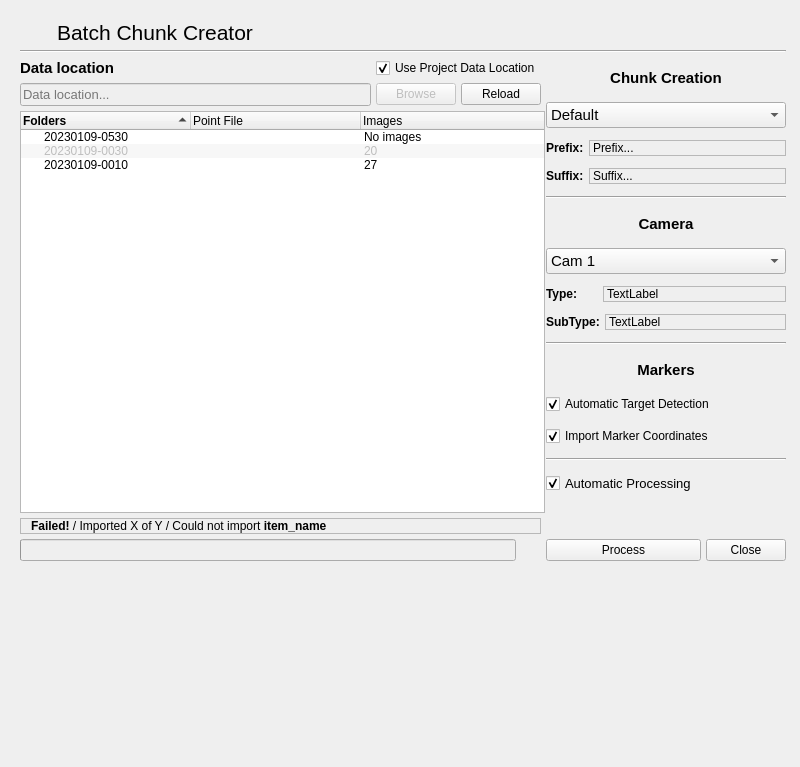
This is AutoFTG/qtGui/diaAddNewChunkBatch.ui in bilkos/AutoFTG-Scripts_Metashape-Pro as Qt 5 draws it before an edit. The edited form follows.
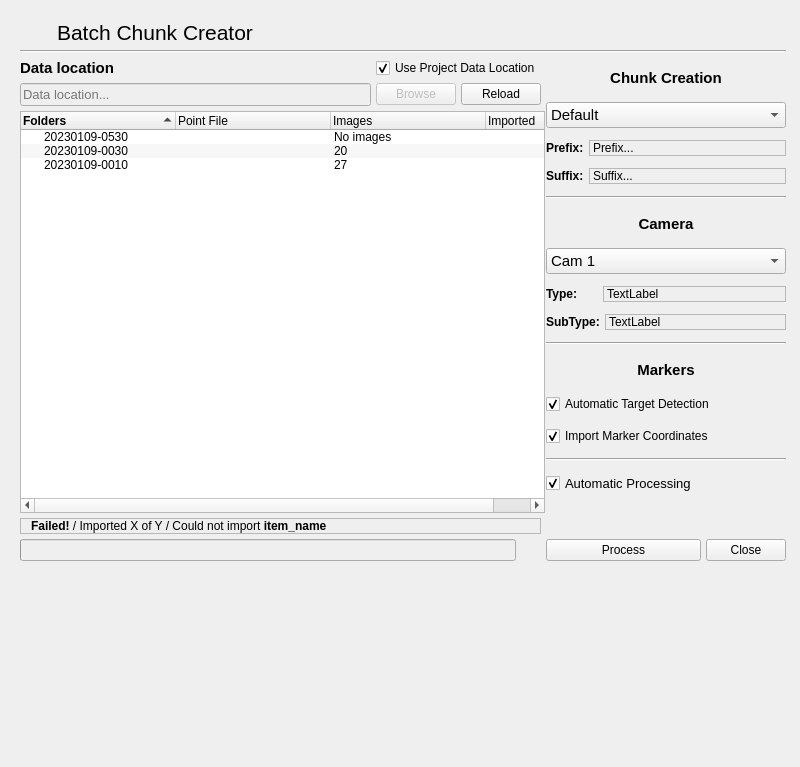
This is the edited form. Icons and pictures are not drawn.

The edit to the form file:
```diff
--- a/AutoFTG/qtGui/diaAddNewChunkBatch.ui
+++ b/AutoFTG/qtGui/diaAddNewChunkBatch.ui
@@ -712,7 +712,7 @@
          <bool>true</bool>
         </attribute>
         <attribute name="headerDefaultSectionSize">
-         <number>170</number>
+         <number>155</number>
         </attribute>
         <column>
          <property name="text">
@@ -733,11 +733,25 @@
          <property name="text">
           <string notr="true">Point File</string>
          </property>
+         <property name="textAlignment">
+          <set>AlignLeading|AlignVCenter</set>
+         </property>
         </column>
         <column>
          <property name="text">
           <string notr="true">Images</string>
          </property>
+         <property name="textAlignment">
+          <set>AlignLeading|AlignVCenter</set>
+         </property>
+        </column>
+        <column>
+         <property name="text">
+          <string>Imported</string>
+         </property>
+         <property name="textAlignment">
+          <set>AlignLeading|AlignVCenter</set>
+         </property>
         </column>
         <item>
          <property name="text">
@@ -750,6 +764,9 @@
          <property name="text">
           <string/>
          </property>
+         <property name="textAlignment">
+          <set>AlignCenter</set>
+         </property>
          <property name="icon">
           <iconset resource="../qtresources.qrc">
            <normaloff>:/icons/icons8-done-50.png</normaloff>:/icons/icons8-done-50.png</iconset>
@@ -757,10 +774,19 @@
          <property name="text">
           <string notr="true">No images</string>
          </property>
+         <property name="textAlignment">
+          <set>AlignCenter</set>
+         </property>
          <property name="icon">
           <iconset resource="../qtresources.qrc">
            <normaloff>:/icons/icons8-no-camera-96.png</normaloff>:/icons/icons8-no-camera-96.png</iconset>
          </property>
+         <property name="text">
+          <string/>
+         </property>
+         <property name="textAlignment">
+          <set>AlignTrailing|AlignVCenter</set>
+         </property>
          <property name="flags">
           <set>ItemIsSelectable|ItemIsEnabled</set>
          </property>
@@ -792,8 +818,11 @@
           <iconset resource="../qtresources.qrc">
            <normaloff>:/icons/icons8-add-camera-50.png</normaloff>:/icons/icons8-add-camera-50.png</iconset>
          </property>
+         <property name="text">
+          <string/>
+         </property>
          <property name="flags">
-          <set>NoItemFlags</set>
+          <set>ItemIsEnabled</set>
          </property>
         </item>
         <item>
@@ -824,6 +853,13 @@
           <iconset resource="../qtresources.qrc">
            <normaloff>:/icons/icons8-add-camera-50.png</normaloff>:/icons/icons8-add-camera-50.png</iconset>
          </property>
+         <property name="text">
+          <string/>
+         </property>
+         <property name="icon">
+          <iconset resource="../qtresources.qrc">
+           <normaloff>:/icons/icons8-done-50.png</normaloff>:/icons/icons8-done-50.png</iconset>
+         </property>
          <property name="flags">
           <set>ItemIsSelectable|ItemIsEnabled</set>
          </property>
```
Left out of the diff: 6 changed lines with no effect on the pictures.
